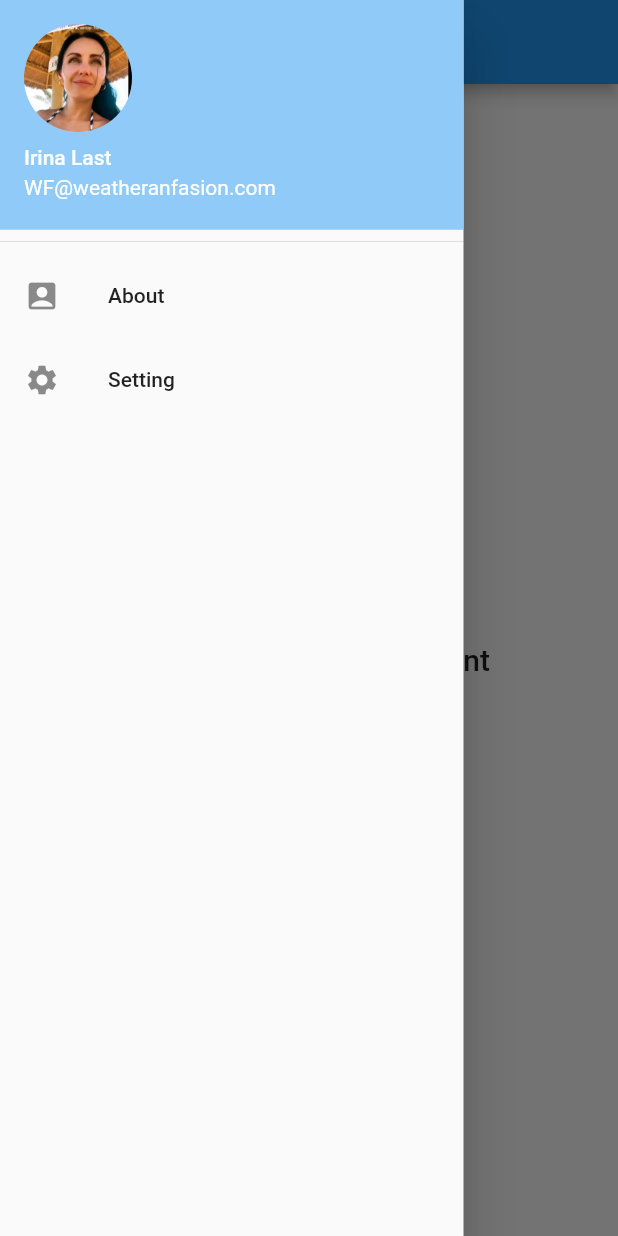
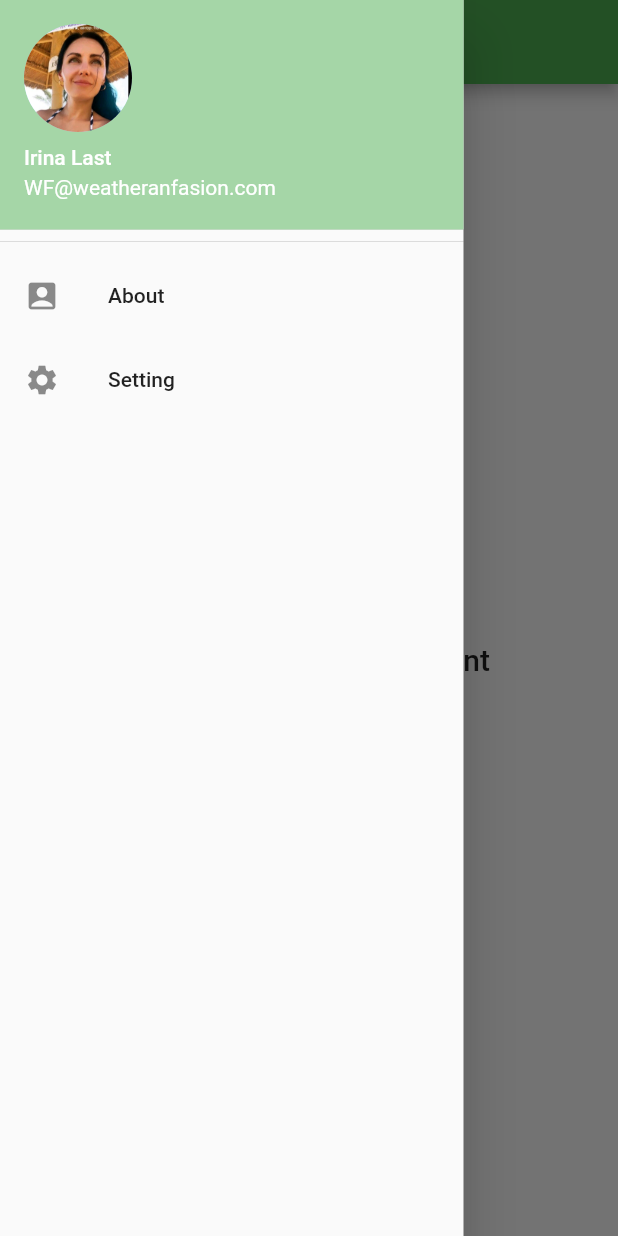
Before and after one commit to 19AK68/weanter_fashion, a Flutter app: the screen it shows after launch, with the side drawer open, on a phone screen of 412 x 824 dp. Run offline on Flutter 3.47's test engine with Material 2 defaults, Android fonts, the light colour scheme and no system bars.

Commit message:
update colors

```diff
--- a/lib/main.dart
+++ b/lib/main.dart
@@ -13,7 +13,7 @@ class MyApp extends StatelessWidget {
       title: 'Wenter&Fasshion',
       theme: ThemeData(
 
-        primarySwatch: Colors.blue,
+        primarySwatch: Colors.green,
       ),
       home: MyHomePage(),
     );
@@ -67,7 +67,7 @@ class Custom_Drawer extends StatelessWidget {
               // margin: EdgeInsets.zero,
               padding: EdgeInsets.zero,
               child: UserAccountsDrawerHeader(
-                  decoration: BoxDecoration(color: Colors.blue[200]),
+                  decoration: BoxDecoration(color: Colors.green[200]),
                   accountName: Text('Irina Last'),
                   accountEmail: Text("WF@weatheranfasion.com"),
                   currentAccountPicture: new CircleAvatar(
```
